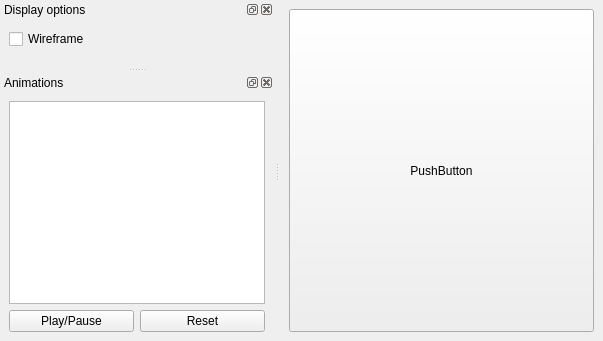
Qt form ui/mainwindow.ui (mapret/modelviewer) before a commit.
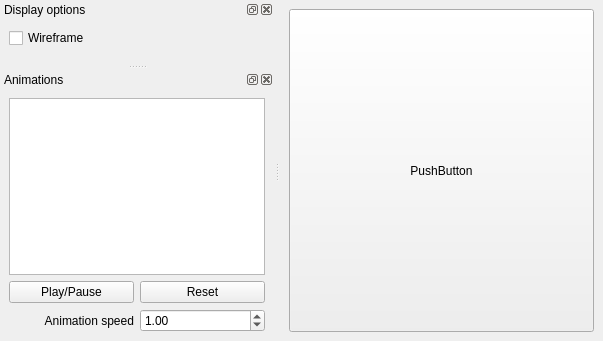
The same form after that commit.

Commit message: Added animation speed control

Patch:
```diff
--- a/ui/mainwindow.ui
+++ b/ui/mainwindow.ui
@@ -90,6 +90,39 @@
        </item>
       </layout>
      </item>
+     <item>
+      <layout class="QGridLayout" name="gridLayout_2">
+       <item row="0" column="1">
+        <widget class="QDoubleSpinBox" name="spn_animation_speed">
+         <property name="decimals">
+          <number>2</number>
+         </property>
+         <property name="minimum">
+          <double>0.010000000000000</double>
+         </property>
+         <property name="maximum">
+          <double>100.000000000000000</double>
+         </property>
+         <property name="stepType">
+          <enum>QAbstractSpinBox::AdaptiveDecimalStepType</enum>
+         </property>
+         <property name="value">
+          <double>1.000000000000000</double>
+         </property>
+        </widget>
+       </item>
+       <item row="0" column="0">
+        <widget class="QLabel" name="label">
+         <property name="text">
+          <string>Animation speed</string>
+         </property>
+         <property name="alignment">
+          <set>Qt::AlignRight|Qt::AlignTrailing|Qt::AlignVCenter</set>
+         </property>
+        </widget>
+       </item>
+      </layout>
+     </item>
     </layout>
    </widget>
   </widget>
```
The commit also changes 4 other files.
